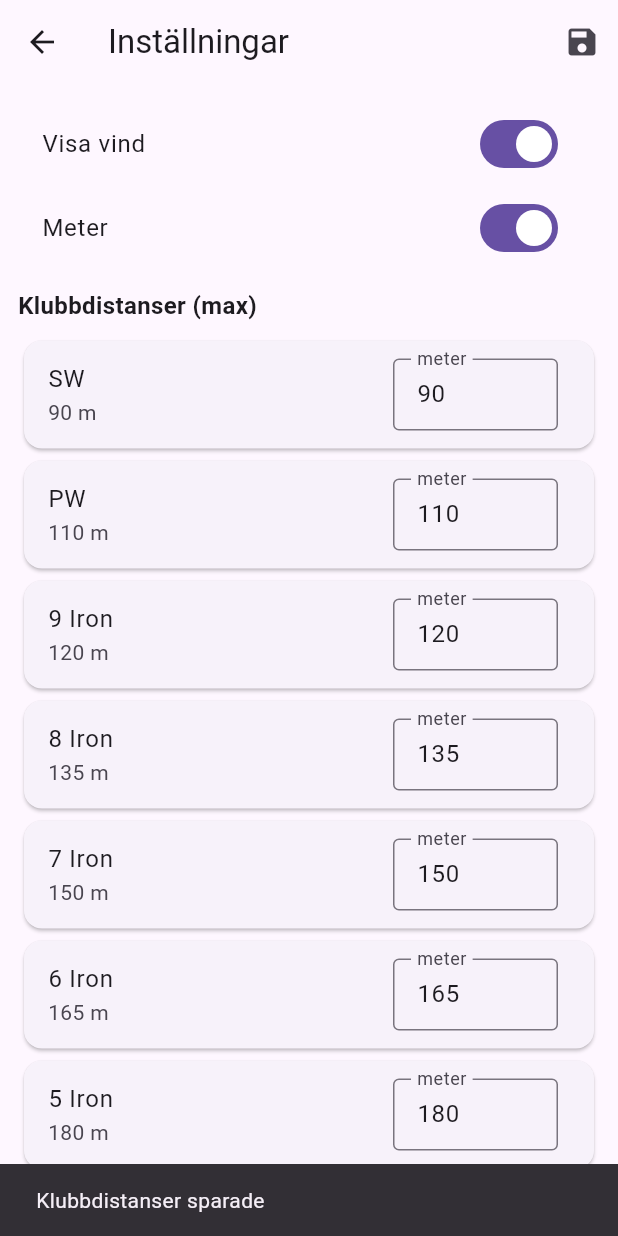
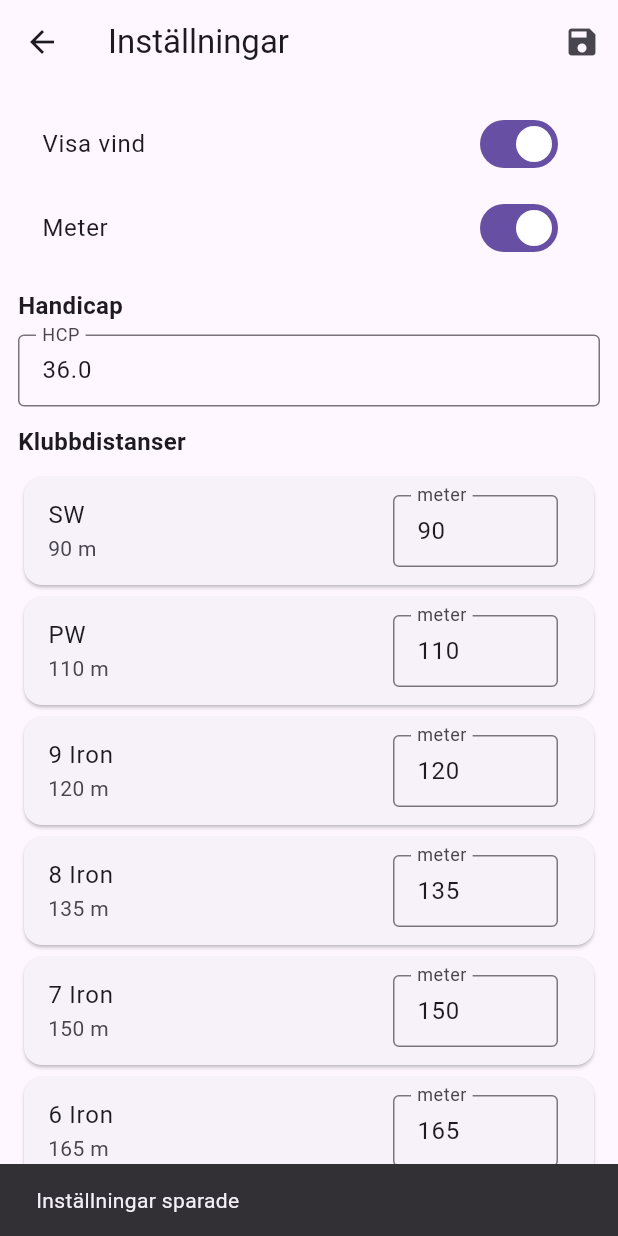
Before and after one commit to sucramdev/mycaddie, a Flutter app: the SettingsScreen screen opened directly, after a tap on the "save" icon, on a phone screen of 412 x 824 dp. Run offline on Flutter 3.47's test engine with Material 3 defaults, Android fonts, the phone set to English and light mode, and no system bars; our stand-ins replace geolocator, google_maps_flutter, shared_preferences; accounts and stored records are empty.

Commit message:
Man kan ändra sin hcp i settings som sparas persistent

```diff
--- a/lib/viewmodels/settings_viewmodel.dart
+++ b/lib/viewmodels/settings_viewmodel.dart
@@ -8,9 +8,11 @@ class SettingsViewModel extends ChangeNotifier {
   static const _kUseMeters = 'useMeters';
   static const _kClubsJson = 'clubsJson';
   static const _kClubsStats = 'clubsStats';
+  static const _kHandicap = 'handicap';
 
   bool showWind = true;
   bool useMeters = true;
+  double handicap = 36.0;
 
   List<Club> clubs = [
     Club("SW", 90),
@@ -34,6 +36,7 @@ class SettingsViewModel extends ChangeNotifier {
 
     showWind = prefs.getBool(_kShowWind) ?? showWind;
     useMeters = prefs.getBool(_kUseMeters) ?? useMeters;
+    handicap = prefs.getDouble(_kHandicap) ?? handicap;
 
     final clubsJson = prefs.getString(_kClubsJson);
     if (clubsJson != null) {
@@ -56,6 +59,7 @@ class SettingsViewModel extends ChangeNotifier {
 
     await prefs.setBool(_kShowWind, showWind);
     await prefs.setBool(_kUseMeters, useMeters);
+    await prefs.setDouble(_kHandicap, handicap);
 
     final encoded = jsonEncode(
       clubs
@@ -112,6 +116,14 @@ class SettingsViewModel extends ChangeNotifier {
     await _save();
   }
 
+  Future<void> setHandicap(double value) async {
+    if (value.isNaN || value.isInfinite) return;
+    if (value < -10 || value > 54) return; // rimliga golfgränser
+
+    handicap = value;
+    notifyListeners();
+    await _save();
+  }
 
   Future<void> resetToDefaults() async {
     showWind = true;
--- a/lib/views/settings_screen.dart
+++ b/lib/views/settings_screen.dart
@@ -10,7 +10,8 @@ class SettingsScreen extends StatefulWidget {
 }
 
 class _SettingsScreenState extends State<SettingsScreen> {
-  final Map<String, TextEditingController> _controllers = {};
+  final Map<String, TextEditingController> _clubControllers = {};
+  late final TextEditingController _hcpController;
   bool _initialized = false;
 
   @override
@@ -20,8 +21,15 @@ class _SettingsScreenState extends State<SettingsScreen> {
     if (_initialized) return;
 
     final s = context.read<SettingsViewModel>();
+
+    // HCP controller
+    _hcpController = TextEditingController(
+      text: s.handicap.toStringAsFixed(1),
+    );
+
+    // Club controllers
     for (final club in s.clubs) {
-      _controllers[club.name] = TextEditingController(
+      _clubControllers[club.name] = TextEditingController(
         text: club.averageDistance.toStringAsFixed(0),
       );
     }
@@ -31,17 +39,26 @@ class _SettingsScreenState extends State<SettingsScreen> {
 
   @override
   void dispose() {
-    for (final c in _controllers.values) {
+    _hcpController.dispose();
+    for (final c in _clubControllers.values) {
       c.dispose();
     }
     super.dispose();
   }
 
-  Future<void> _saveClubs() async {
+  Future<void> _saveAll() async {
     final s = context.read<SettingsViewModel>();
 
+    // 1) Save handicap
+    final rawHcp = _hcpController.text.trim().replaceAll(',', '.');
+    final parsedHcp = double.tryParse(rawHcp);
+    if (parsedHcp != null) {
+      await s.setHandicap(parsedHcp);
+    }
+
+    // 2) Save clubs (avg/max distances depending on your Club meaning)
     final Map<String, double> distances = {};
-    for (final entry in _controllers.entries) {
+    for (final entry in _clubControllers.entries) {
       final raw = entry.value.text.trim().replaceAll(',', '.');
       final parsed = double.tryParse(raw);
       if (parsed != null) {
@@ -53,7 +70,7 @@ class _SettingsScreenState extends State<SettingsScreen> {
 
     if (!mounted) return;
     ScaffoldMessenger.of(context).showSnackBar(
-      const SnackBar(content: Text("Klubbdistanser sparade")),
+      const SnackBar(content: Text("Inställningar sparade")),
     );
   }
 
@@ -68,7 +85,7 @@ class _SettingsScreenState extends State<SettingsScreen> {
           IconButton(
             tooltip: "Spara",
             icon: const Icon(Icons.save),
-            onPressed: _saveClubs,
+            onPressed: _saveAll,
           ),
         ],
       ),
@@ -85,9 +102,26 @@ class _SettingsScreenState extends State<SettingsScreen> {
             value: s.useMeters,
             onChanged: (_) => s.toggleUnits(),
           ),
+
           const SizedBox(height: 12),
           const Text(
-            "Klubbdistanser (max)",
+            "Handicap",
+            style: TextStyle(fontSize: 16, fontWeight: FontWeight.bold),
+          ),
+          const SizedBox(height: 8),
+          TextFormField(
+            controller: _hcpController,
+            keyboardType: const TextInputType.numberWithOptions(decimal: true),
+            decoration: const InputDecoration(
+              labelText: "HCP",
+              isDense: true,
+              border: OutlineInputBorder(),
+            ),
+          ),
+
+          const SizedBox(height: 12),
+          const Text(
+            "Klubbdistanser",
             style: TextStyle(fontSize: 16, fontWeight: FontWeight.bold),
           ),
           const SizedBox(height: 8),
@@ -95,7 +129,7 @@ class _SettingsScreenState extends State<SettingsScreen> {
           ...List.generate(s.clubs.length, (i) {
             final club = s.clubs[i];
 
-            final controller = _controllers.putIfAbsent(
+            final controller = _clubControllers.putIfAbsent(
               club.name,
                   () => TextEditingController(
                 text: club.averageDistance.toStringAsFixed(0),
@@ -110,7 +144,10 @@ class _SettingsScreenState extends State<SettingsScreen> {
                   width: 110,
                   child: TextFormField(
                     controller: controller,
-                    keyboardType: TextInputType.number,
+                    keyboardType: const TextInputType.numberWithOptions(
+                      decimal: true,
+                      signed: false,
+                    ),
                     decoration: const InputDecoration(
                       labelText: "meter",
                       isDense: true,
```
